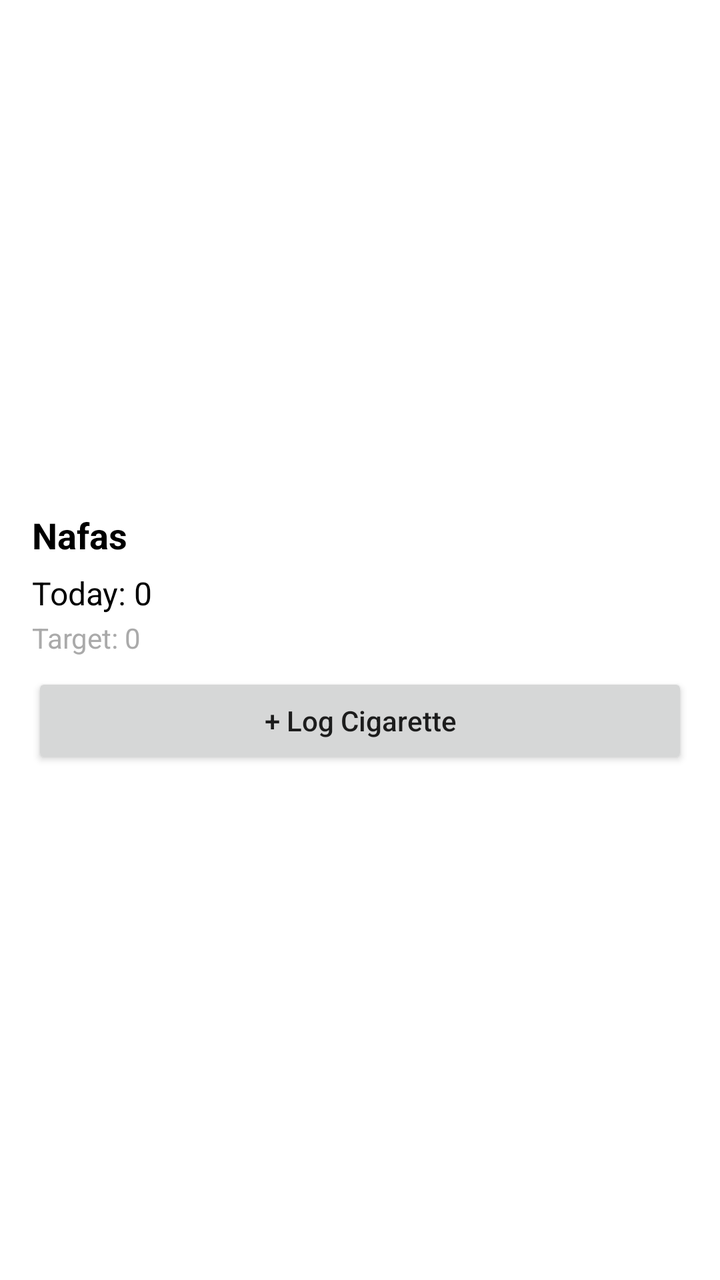
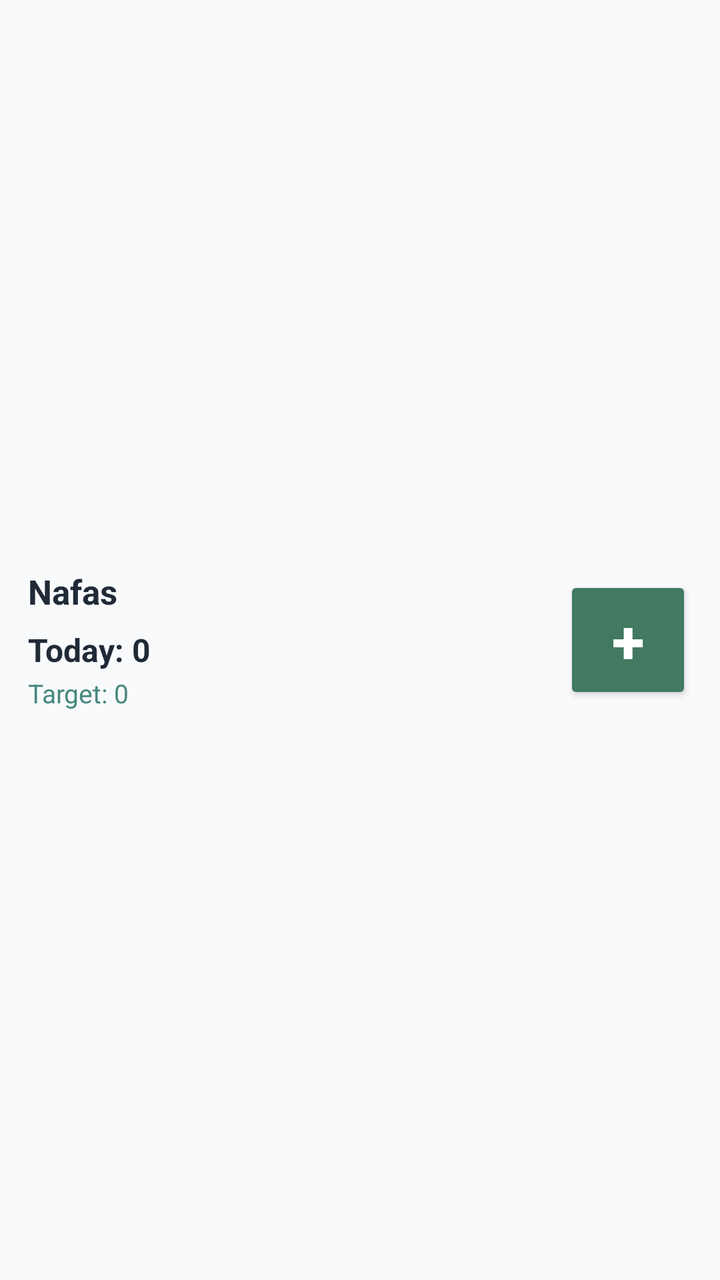

An Android layout rendered at two revisions. The XML below is the earlier revision; the diff shows what the commit changed to produce the second picture.
<!-- AndroidManifest.xml: fallback theme Theme.MaterialComponents.DayNight.NoActionBar -->
<!-- res/layout/nafas_widget.xml -->
<?xml version="1.0" encoding="utf-8"?>
<LinearLayout xmlns:android="http://schemas.android.com/apk/res/android"
    android:layout_width="match_parent"
    android:layout_height="match_parent"
    android:orientation="vertical"
    android:gravity="center_vertical"
    android:padding="16dp"
    android:background="@android:color/white">

    <TextView
        android:id="@+id/widget_title"
        android:layout_width="wrap_content"
        android:layout_height="wrap_content"
        android:text="Nafas"
        android:textSize="18sp"
        android:textStyle="bold"
        android:textColor="@android:color/black" />

    <TextView
        android:id="@+id/widget_today"
        android:layout_width="wrap_content"
        android:layout_height="wrap_content"
        android:layout_marginTop="6dp"
        android:text="Today: 0"
        android:textSize="16sp"
        android:textColor="@android:color/black" />

    <TextView
        android:id="@+id/widget_target"
        android:layout_width="wrap_content"
        android:layout_height="wrap_content"
        android:layout_marginTop="2dp"
        android:text="Target: 0"
        android:textSize="14sp"
        android:textColor="@android:color/darker_gray" />

    <Button
        android:id="@+id/widget_log_button"
        android:layout_width="match_parent"
        android:layout_height="wrap_content"
        android:layout_marginTop="8dp"
        android:text="+ Log Cigarette"
        android:textAllCaps="false" />

</LinearLayout>
<!-- resources referenced by this layout -->
<resources>

</resources>

<!-- the commit's change to res/layout/nafas_widget.xml (unified diff, before → after) -->
@@ -1,45 +1,59 @@
 <?xml version="1.0" encoding="utf-8"?>
 <LinearLayout xmlns:android="http://schemas.android.com/apk/res/android"
+    android:id="@+id/widget_root"
     android:layout_width="match_parent"
     android:layout_height="match_parent"
-    android:orientation="vertical"
+    android:orientation="horizontal"
     android:gravity="center_vertical"
-    android:padding="16dp"
-    android:background="@android:color/white">
+    android:padding="14dp"
+    android:background="#F8FAFC">
 
-    <TextView
-        android:id="@+id/widget_title"
-        android:layout_width="wrap_content"
+    <LinearLayout
+        android:layout_width="0dp"
         android:layout_height="wrap_content"
-        android:text="Nafas"
-        android:textSize="18sp"
-        android:textStyle="bold"
-        android:textColor="@android:color/black" />
+        android:layout_weight="1"
+        android:orientation="vertical">
 
-    <TextView
-        android:id="@+id/widget_today"
-        android:layout_width="wrap_content"
-        android:layout_height="wrap_content"
-        android:layout_marginTop="6dp"
-        android:text="Today: 0"
-        android:textSize="16sp"
-        android:textColor="@android:color/black" />
+        <TextView
+            android:id="@+id/widget_title"
+            android:layout_width="wrap_content"
+            android:layout_height="wrap_content"
+            android:text="Nafas"
+            android:textSize="17sp"
+            android:textStyle="bold"
+            android:textColor="#202A37" />
 
-    <TextView
-        android:id="@+id/widget_target"
-        android:layout_width="wrap_content"
-        android:layout_height="wrap_content"
-        android:layout_marginTop="2dp"
-        android:text="Target: 0"
-        android:textSize="14sp"
-        android:textColor="@android:color/darker_gray" />
+        <TextView
+            android:id="@+id/widget_today"
+            android:layout_width="wrap_content"
+            android:layout_height="wrap_content"
+            android:layout_marginTop="7dp"
+            android:text="Today: 0"
+            android:textSize="16sp"
+            android:textStyle="bold"
+            android:textColor="#202A37" />
+
+        <TextView
+            android:id="@+id/widget_target"
+            android:layout_width="wrap_content"
+            android:layout_height="wrap_content"
+            android:layout_marginTop="2dp"
+            android:text="Target: 0"
+            android:textSize="13sp"
+            android:textColor="#498880" />
+
+    </LinearLayout>
 
     <Button
         android:id="@+id/widget_log_button"
-        android:layout_width="match_parent"
-        android:layout_height="wrap_content"
-        android:layout_marginTop="8dp"
-        android:text="+ Log Cigarette"
+        android:layout_width="64dp"
+        android:layout_height="64dp"
+        android:layout_marginStart="10dp"
+        android:backgroundTint="#437861"
+        android:text="+"
+        android:textSize="30sp"
+        android:textStyle="bold"
+        android:textColor="#FFFFFF"
         android:textAllCaps="false" />
 
 </LinearLayout>
